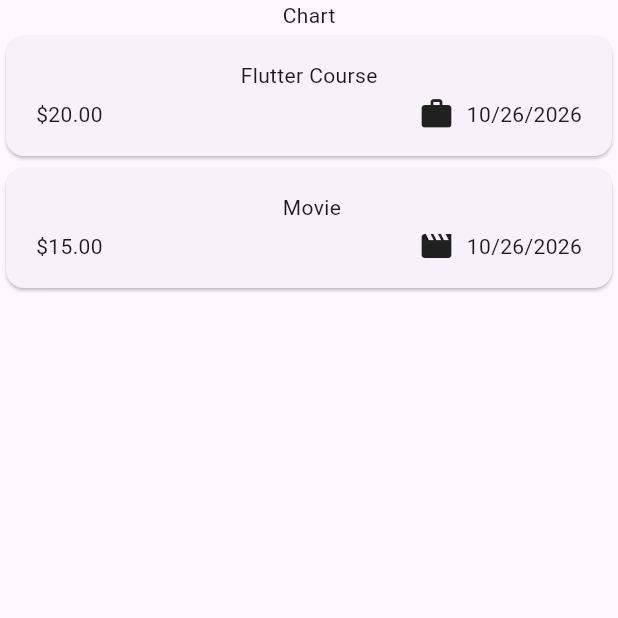
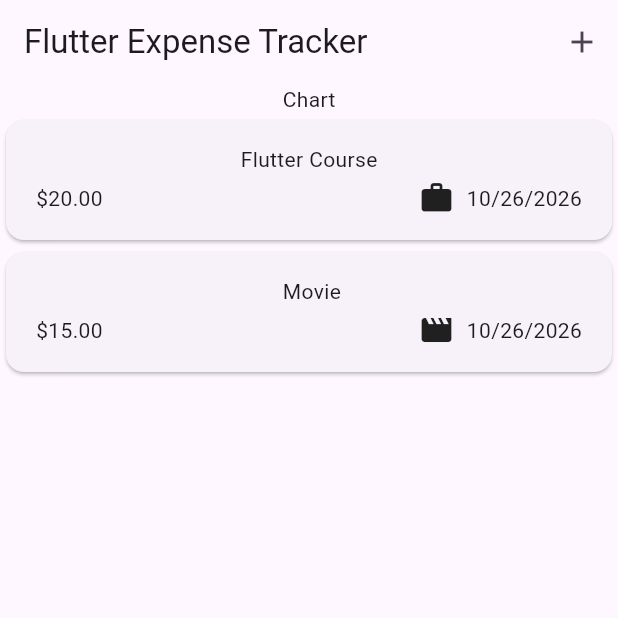
Before and after one commit to bibek698/expense_tracker, a Flutter app: the screen it shows after launch, on a phone screen of 412 x 824 dp, the top half of it. Run offline on Flutter 3.47's test engine with Material 3 defaults, Android fonts, the phone set to English and light mode, and no system bars.

Commit message:
added appbar

```diff
--- a/lib/widgets/expenses.dart
+++ b/lib/widgets/expenses.dart
@@ -30,6 +30,13 @@ class _ExpensesState extends State<Expenses> {
   @override
   Widget build(BuildContext context) {
     return Scaffold(
+      appBar: AppBar(
+        title: Text('Flutter Expense Tracker'),
+        actions: [
+          IconButton(onPressed: (){},
+           icon: Icon(Icons.add),),
+        ],
+      ),
       body: Column(children: [Text('Chart'),
       Expanded(child: ExpensesList(expenses: _registeredExpenses))
       ]),
```
